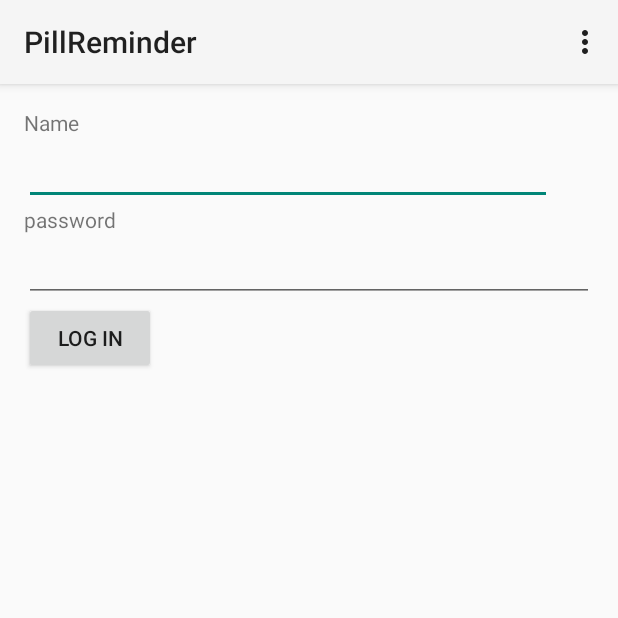
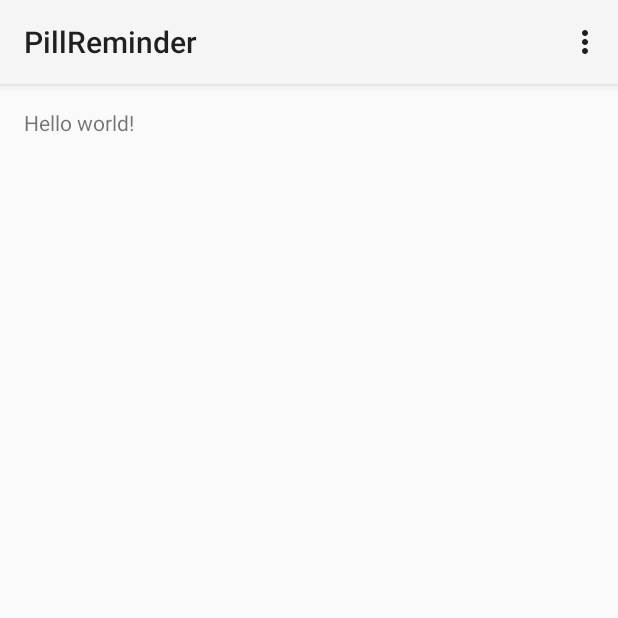
Before and after one commit to jimmyklein4/Pill-Reminder, an Android app: the screen it shows after launch (DoctorPatientActivity), on a phone screen of 412 x 824 dp, the top half of it. Run offline under Robolectric (Android 15) with nearby library versions, the phone set to English and light mode, and no system bars.

Commit message:
Revert "first two pages designed need button action listner"
This reverts commit e624866ae8968cf7fed759eb091282e1eb04bea6.

```diff
--- a/app/src/main/AndroidManifest.xml
+++ b/app/src/main/AndroidManifest.xml
@@ -16,12 +16,6 @@
                 <category android:name="android.intent.category.LAUNCHER" />
             </intent-filter>
         </activity>
-
-        <activity
-            android:name=".PatientLogin"
-            android:label="@string/app_name" >
-
-        </activity>
     </application>
 
 </manifest>
--- a/app/src/main/res/layout/doctor_patient_view.xml
+++ b/app/src/main/res/layout/doctor_patient_view.xml
@@ -3,40 +3,9 @@
     android:layout_height="match_parent" android:paddingLeft="@dimen/activity_horizontal_margin"
     android:paddingRight="@dimen/activity_horizontal_margin"
     android:paddingTop="@dimen/activity_vertical_margin"
-    android:paddingBottom="@dimen/activity_vertical_margin"
-    android:orientation="vertical"
-    tools:context=".MainActivity">
+    android:paddingBottom="@dimen/activity_vertical_margin" tools:context=".MainActivity">
 
-    <TextView
-        android:layout_width="wrap_content"
-        android:layout_height="wrap_content"
-        android:text="Name"
-        android:id="@+id/textView" />
+    <TextView android:text="@string/hello_world" android:layout_width="wrap_content"
+        android:layout_height="wrap_content" />
 
-    <EditText
-        android:layout_width="352dp"
-        android:layout_height="wrap_content"
-        android:inputType="textPersonName"
-        android:ems="10"
-        android:id="@+id/editText" />
-
-    <TextView
-        android:layout_width="wrap_content"
-        android:layout_height="wrap_content"
-        android:text="password"
-        android:id="@+id/textView2" />
-
-    <EditText
-        android:layout_width="match_parent"
-        android:layout_height="wrap_content"
-        android:inputType="textPassword"
-        android:ems="10"
-        android:id="@+id/editText2"
-        android:layout_gravity="right" />
-
-    <Button
-        android:layout_width="wrap_content"
-        android:layout_height="wrap_content"
-        android:text="Log In"
-        android:id="@+id/button" />
 </LinearLayout>
```
Also changed, not shown: app/src/main/java/com/example/jimmyklein/pillreminder/PatientLogIn.java (deleted, +0 -43 lines), app/src/main/res/layout/patientlogin.xml (deleted, +0 -21 lines), 5 other files.
